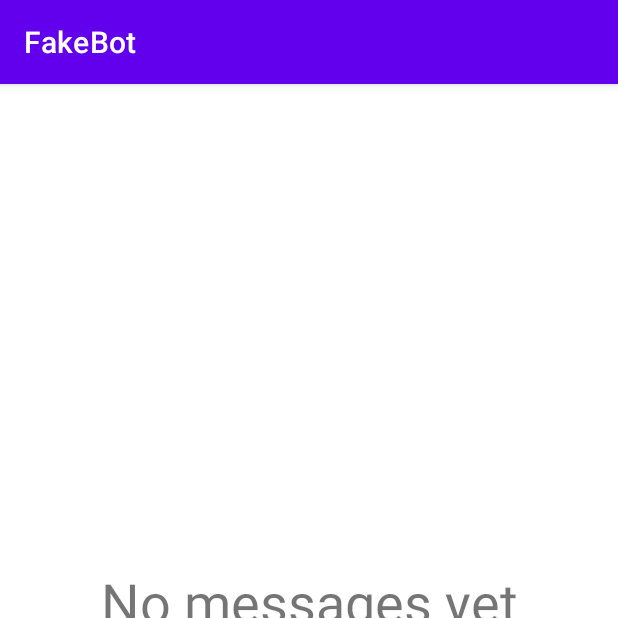
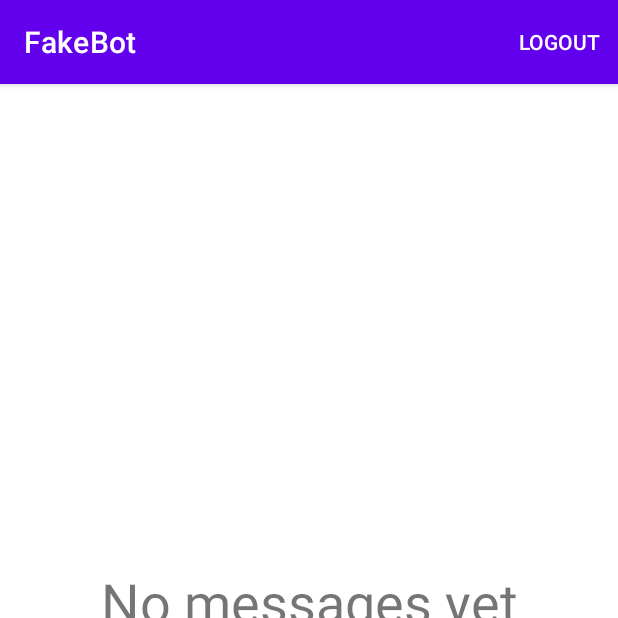
Before and after one commit to diegogimenez04/FakeBot, an Android app: the screen it shows after launch once a user with an empty profile is signed in (MainActivity), on a phone screen of 412 x 824 dp, the top half of it. Run offline under Robolectric (Android 15) with nearby library versions, the phone set to English and light mode, and no system bars; our stand-ins replace Firebase (no records; nobody signed in at launch, a user with empty details on screens opened directly), data binding.

Commit message:
Implemented logout button

```diff
--- a/app/src/main/java/com/munidigital/bc2201/challenge2/MainActivity.kt
+++ b/app/src/main/java/com/munidigital/bc2201/challenge2/MainActivity.kt
@@ -1,11 +1,20 @@
 package com.munidigital.bc2201.challenge2
 
+import android.content.Intent
 import androidx.appcompat.app.AppCompatActivity
 import android.os.Bundle
+import android.view.Menu
+import android.view.MenuItem
 import android.view.View
 import android.widget.Toast
+import androidx.lifecycle.LiveData
+import androidx.lifecycle.MutableLiveData
 import androidx.lifecycle.ViewModelProvider
 import androidx.recyclerview.widget.LinearLayoutManager
+import com.google.firebase.auth.FirebaseAuth
+import com.google.firebase.auth.ktx.auth
+import com.google.firebase.ktx.Firebase
+import com.munidigital.bc2201.R
 import com.munidigital.bc2201.databinding.ActivityMainBinding
 
 class MainActivity : AppCompatActivity() {
@@ -42,6 +51,19 @@ class MainActivity : AppCompatActivity() {
         }
     }
 
+    override fun onCreateOptionsMenu(menu: Menu?): Boolean {
+        menuInflater.inflate(R.menu.chat_menu, menu)
+        return true
+    }
+
+    override fun onOptionsItemSelected(item: MenuItem): Boolean {
+        val auth: FirebaseAuth = Firebase.auth
+        auth.signOut()
+        startActivity(Intent(this, SplashActivity::class.java))
+        finish()
+        return true
+    }
+
     private fun handleEmptyView(it: MutableList<Message>) {
         if (it.isEmpty())
             binding.msEmptyView.visibility = View.VISIBLE
--- a/app/src/main/java/com/munidigital/bc2201/challenge2/SplashActivity.kt
+++ b/app/src/main/java/com/munidigital/bc2201/challenge2/SplashActivity.kt
@@ -6,18 +6,22 @@ import androidx.appcompat.app.AppCompatActivity
 import android.os.Bundle
 import android.os.Handler
 import android.os.Looper
-import android.widget.TextView
-import com.munidigital.bc2201.R
+import com.google.firebase.auth.ktx.auth
+import com.google.firebase.ktx.Firebase
 import com.munidigital.bc2201.databinding.ActivitySplashBinding
 
 class SplashActivity : AppCompatActivity() {
 
     private val SPLASH_DURATION: Long = 2000 // Setea el tiempo del splash en ms
 
+    lateinit var binding: ActivitySplashBinding
+
     override fun onCreate(savedInstanceState: Bundle?) {
         super.onCreate(savedInstanceState)
-        val binding = ActivitySplashBinding.inflate(layoutInflater)
+        binding = ActivitySplashBinding.inflate(layoutInflater)
         setContentView(binding.root)
+
+        val auth = Firebase.auth
 
         displayAppVersion()
 
@@ -35,7 +39,7 @@ class SplashActivity : AppCompatActivity() {
         try {
             // Obtiene el numero de version y lo carga el textview de abajo a la derecha
             val version = this.packageManager.getPackageInfo(this.packageName, 0).versionName
-            findViewById<TextView>(R.id.tv_versioname).text = version
+            binding.tvVersioname.text = version
         } catch (e: PackageManager.NameNotFoundException) {
             // Log por si falla
             e.printStackTrace()
--- /dev/null
+++ b/app/src/main/res/menu/chat_menu.xml
@@ -0,0 +1,8 @@
+<?xml version="1.0" encoding="utf-8"?>
+<menu xmlns:android="http://schemas.android.com/apk/res/android"
+    xmlns:app="http://schemas.android.com/apk/res-auto">
+    <item
+        android:id="@+id/main_menu_sort_magnitude"
+        android:title="@string/logout"
+        app:showAsAction="ifRoom"/>
+</menu>
--- a/app/src/main/res/values/strings.xml
+++ b/app/src/main/res/values/strings.xml
@@ -7,4 +7,5 @@
     <string name="login">Login</string>
     <string name="password">Password</string>
     <string name="splash">Splash</string>
+    <string name="logout">Logout</string>
 </resources>
```
